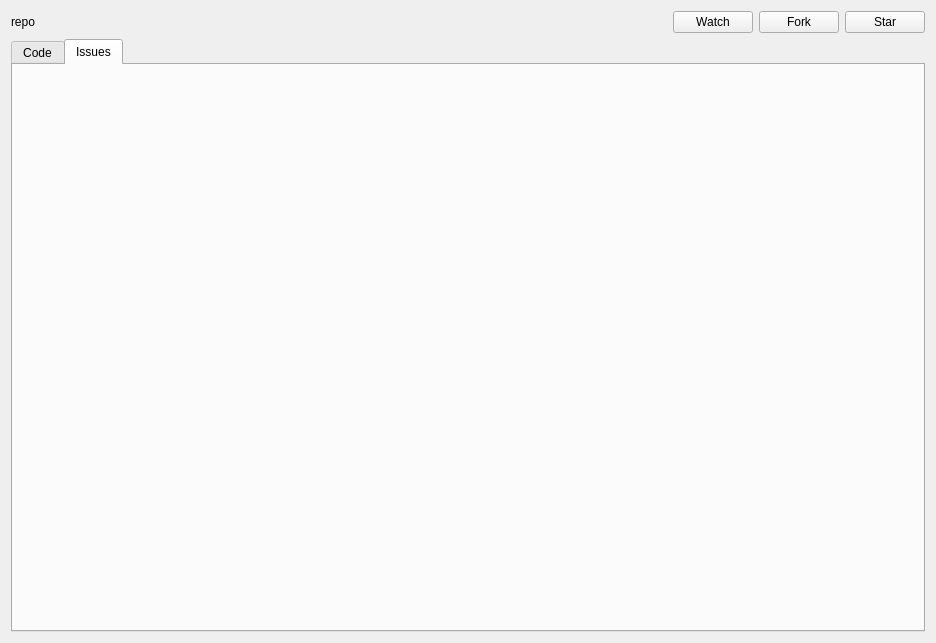
This is ui/widgets/repository.ui in DomiTP/GitHub-Manager as Qt 5 draws it before an edit. The edited form follows.
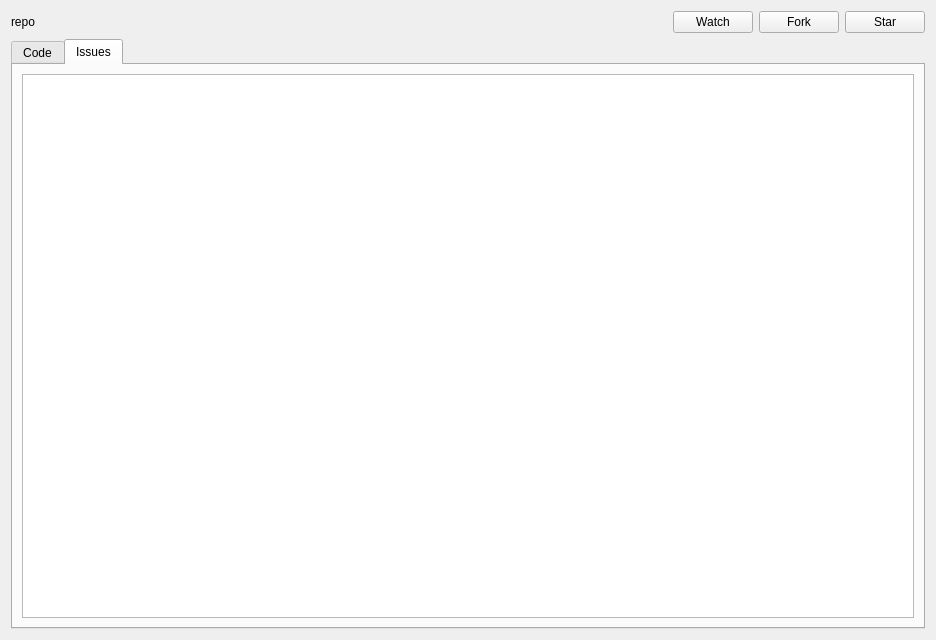
This is the edited form. The open tabs and pages were chosen to show the change. Custom widgets are drawn as their Qt base class.

Commit message: Issues, tamaño de los archivos y varios fixes

Diff of the .ui file:
```diff
--- a/ui/widgets/repository.ui
+++ b/ui/widgets/repository.ui
@@ -7,7 +7,7 @@
                 <x>0</x>
                 <y>0</y>
                 <width>936</width>
-                <height>643</height>
+                <height>640</height>
             </rect>
         </property>
         <property name="windowTitle">
@@ -405,6 +405,11 @@
                         <attribute name="title">
                             <string>Issues</string>
                         </attribute>
+                        <layout class="QVBoxLayout" name="verticalLayout_4">
+                            <item>
+                                <widget class="QListWidget" name="issuesListWidget"/>
+                            </item>
+                        </layout>
                     </widget>
                 </widget>
             </item>
```
The commit also changes 18 other files.
